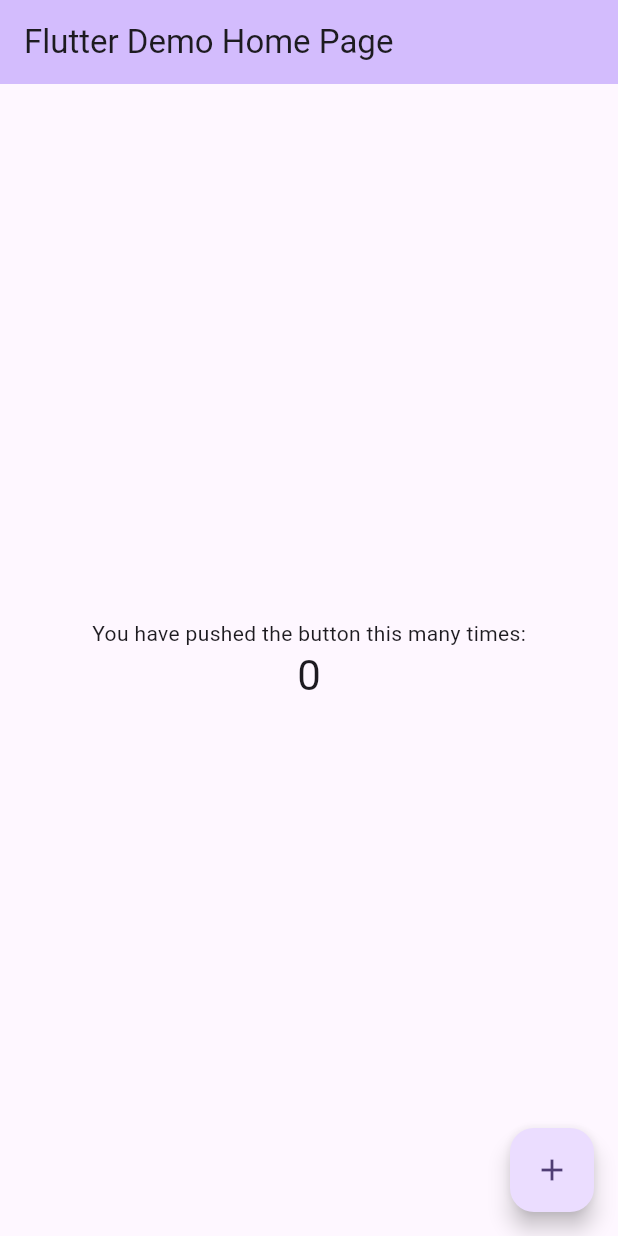
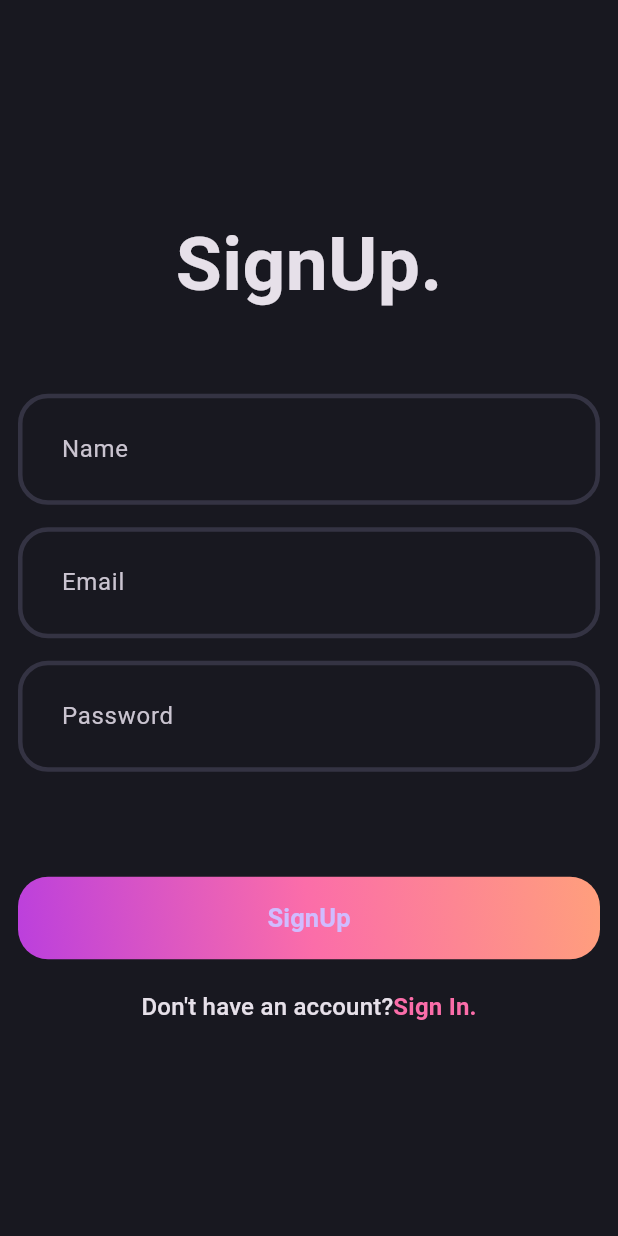
Before and after one commit to TheJiraiyaSama/Flutter-Practice, a Flutter app: the screen it shows after launch, on a phone screen of 412 x 824 dp. Run offline on Flutter 3.47's test engine with Material 3 defaults, Android fonts, the phone set to English and light mode, and no system bars.

Commit message:
Signup Page

```diff
--- /dev/null
+++ b/lib/core/theme/apppallete.dart
@@ -0,0 +1,13 @@
+import 'package:flutter/material.dart';
+
+class AppPallete {
+  static const Color backgroundColor = Color.fromRGBO(24, 24, 32, 1);
+  static const Color gradient1 = Color.fromRGBO(187, 63, 221, 1);
+  static const Color gradient2 = Color.fromRGBO(251, 109, 169, 1);
+  static const Color gradient3 = Color.fromRGBO(255, 159, 124, 1);
+  static const Color borderColor = Color.fromRGBO(52, 51, 67, 1);
+  static const Color whiteColor = Colors.white;
+  static const Color greyColor = Colors.grey;
+  static const Color errorColor = Colors.redAccent;
+  static const Color transparentColor = Colors.transparent;
+}
--- /dev/null
+++ b/lib/core/theme/theme.dart
@@ -0,0 +1,20 @@
+import 'package:flutter/material.dart';
+import 'package:practice/core/theme/apppallete.dart';
+
+class AppTheme {
+  static _border([Color color=AppPallete.borderColor]) => OutlineInputBorder(
+        borderSide: BorderSide(
+          color: color,
+          width: 3,
+        ),
+        borderRadius: BorderRadius.circular(20),
+      );
+  static final darkThemeMode=ThemeData.dark().copyWith(
+    scaffoldBackgroundColor: AppPallete.backgroundColor,
+    inputDecorationTheme: InputDecorationTheme(
+      contentPadding: const EdgeInsets.all(25),
+      enabledBorder: _border(),
+      focusedBorder: _border(AppPallete.gradient2),
+    ),
+  );
+}
--- /dev/null
+++ b/lib/features/auth/presentation/pages/signup_page.dart
@@ -0,0 +1,70 @@
+import 'package:flutter/material.dart';
+import 'package:practice/core/theme/apppallete.dart';
+import 'package:practice/features/auth/presentation/widgets/authfield.dart';
+import 'package:practice/features/auth/presentation/widgets/authgradientbutton.dart';
+
+class SignupPage extends StatefulWidget {
+  const SignupPage({super.key});
+
+  @override
+  State<SignupPage> createState() => _SignupPageState();
+}
+
+class _SignupPageState extends State<SignupPage> {
+  final nameController= TextEditingController();
+  final emailController= TextEditingController();
+  final passwordController= TextEditingController();
+  final formKey=GlobalKey<FormState>();
+
+  @override
+  void dispose(){
+    emailController.dispose();
+    passwordController.dispose();
+    nameController.dispose();
+    super.dispose();
+  }
+
+  @override
+  Widget build(BuildContext context) {
+    return Scaffold(
+      body: Padding(
+        padding: const EdgeInsets.all(12.0),
+        child: Form(
+          key: formKey,
+          child: Column(
+            mainAxisAlignment: MainAxisAlignment.center,
+            children: [
+              const Text("SignUp.", style: TextStyle(
+                fontSize: 50,
+                fontWeight: FontWeight.bold,
+              ),),
+              const SizedBox(height: 50),
+              Authfield(hintText: "Name",controller:  nameController),
+              const SizedBox(height: 15),
+              Authfield(hintText: "Email",controller: emailController,),
+              const SizedBox(height: 15),
+              Authfield(hintText: "Password",controller: passwordController,),
+              const SizedBox(height: 70),
+              const Authgradientbutton(),
+              const SizedBox(height: 20),
+              RichText(
+                text: TextSpan(
+                  text: "Don't have an account?",
+                  style: Theme.of(context).textTheme.titleMedium,
+                  children: [
+                    TextSpan(
+                      text: "Sign In.",
+                      style: Theme.of(context).textTheme.titleMedium?.copyWith(
+                        color: AppPallete.gradient2,
+                        fontWeight: FontWeight.bold
+                      ),
+                    )
+                  ]
+                  )
+                  )
+            ],),
+        ),
+      ),
+    );
+  }
+}
--- /dev/null
+++ b/lib/features/auth/presentation/widgets/authfield.dart
@@ -0,0 +1,28 @@
+import 'package:flutter/material.dart';
+
+class Authfield extends StatelessWidget {
+  final String hintText;
+  final TextEditingController controller;
+  final bool isObscure;
+  const Authfield(
+    {super.key,
+    required this.hintText,
+    required this.controller,
+    this.isObscure=false
+    }
+    );
+  @override
+  Widget build(BuildContext context) {
+    return TextFormField(
+      decoration: InputDecoration(
+        hintText: hintText
+      ),
+      validator: (value){
+        if(value!.isEmpty){
+          return "$hintText is missing!";
+        }
+        return null;
+      },
+    );
+  }
+}
--- /dev/null
+++ b/lib/features/auth/presentation/widgets/authgradientbutton.dart
@@ -0,0 +1,37 @@
+import 'package:flutter/material.dart';
+import 'package:practice/core/theme/apppallete.dart';
+
+class Authgradientbutton extends StatelessWidget {
+  const Authgradientbutton({super.key});
+
+  @override
+  Widget build(BuildContext context) {
+    return Container(
+      decoration: BoxDecoration(
+        gradient: const LinearGradient(
+          colors: [
+           AppPallete.gradient1,
+           AppPallete.gradient2,
+           AppPallete.gradient3],
+           begin: Alignment.bottomLeft,
+           end: Alignment.topRight,
+           ),
+           borderRadius: BorderRadius.circular(20)
+      ),
+      child: ElevatedButton(
+        onPressed: () {} ,
+        style: ElevatedButton.styleFrom(
+          fixedSize: const Size(395,55),
+          backgroundColor: AppPallete.transparentColor,
+          shadowColor: AppPallete.transparentColor
+      ),
+      child: const Text("SignUp",
+      style: TextStyle(
+        fontSize: 17,
+        fontWeight: FontWeight.w600,
+      ),
+      )
+      ),
+    );
+  }
+}
--- a/lib/main.dart
+++ b/lib/main.dart
@@ -1,4 +1,6 @@
 import 'package:flutter/material.dart';
+import 'package:practice/core/theme/theme.dart';
+import 'package:practice/features/auth/presentation/pages/signup_page.dart';
 
 void main() {
   runApp(const MyApp());
@@ -6,120 +8,13 @@ void main() {
 
 class MyApp extends StatelessWidget {
   const MyApp({super.key});
-
-  // This widget is the root of your application.
   @override
   Widget build(BuildContext context) {
     return MaterialApp(
-      title: 'Flutter Demo',
-      theme: ThemeData(
-        // This is the theme of your application.
-        //
-        // TRY THIS: Try running your application with "flutter run". You'll see
-        // the application has a purple toolbar. Then, without quitting the app,
-        // try changing the seedColor in the colorScheme below to Colors.green
-        // and then invoke "hot reload" (save your changes or press the "hot
-        // reload" button in a Flutter-supported IDE, or press "r" if you used
-        // the command line to start the app).
-        //
-        // Notice that the counter didn't reset back to zero; the application
-        // state is not lost during the reload. To reset the state, use hot
-        // restart instead.
-        //
-        // This works for code too, not just values: Most code changes can be
-        // tested with just a hot reload.
-        colorScheme: ColorScheme.fromSeed(seedColor: Colors.deepPurple),
-        useMaterial3: true,
-      ),
-      home: const MyHomePage(title: 'Flutter Demo Home Page'),
+      debugShowCheckedModeBanner: false,
+      title: 'Blog App',
+      theme: AppTheme.darkThemeMode,
+      home: const SignupPage(),
     );
   }
 }
-
-class MyHomePage extends StatefulWidget {
-  const MyHomePage({super.key, required this.title});
-
-  // This widget is the home page of your application. It is stateful, meaning
-  // that it has a State object (defined below) that contains fields that affect
-  // how it looks.
-
-  // This class is the configuration for the state. It holds the values (in this
-  // case the title) provided by the parent (in this case the App widget) and
-  // used by the build method of the State. Fields in a Widget subclass are
-  // always marked "final".
-
-  final String title;
-
-  @override
-  State<MyHomePage> createState() => _MyHomePageState();
-}
-
-class _MyHomePageState extends State<MyHomePage> {
-  int _counter = 0;
-
-  void _incrementCounter() {
-    setState(() {
-      // This call to setState tells the Flutter framework that something has
-      // changed in this State, which causes it to rerun the build method below
-      // so that the display can reflect the updated values. If we changed
-      // _counter without calling setState(), then the build method would not be
-      // called again, and so nothing would appear to happen.
-      _counter++;
-    });
-  }
-
-  @override
-  Widget build(BuildContext context) {
-    // This method is rerun every time setState is called, for instance as done
-    // by the _incrementCounter method above.
-    //
-    // The Flutter framework has been optimized to make rerunning build methods
-    // fast, so that you can just rebuild anything that needs updating rather
-    // than having to individually change instances of widgets.
-    return Scaffold(
-      appBar: AppBar(
-        // TRY THIS: Try changing the color here to a specific color (to
-        // Colors.amber, perhaps?) and trigger a hot reload to see the AppBar
-        // change color while the other colors stay the same.
-        backgroundColor: Theme.of(context).colorScheme.inversePrimary,
-        // Here we take the value from the MyHomePage object that was created by
-        // the App.build method, and use it to set our appbar title.
-        title: Text(widget.title),
-      ),
-      body: Center(
-        // Center is a layout widget. It takes a single child and positions it
-        // in the middle of the parent.
-        child: Column(
-          // Column is also a layout widget. It takes a list of children and
-          // arranges them vertically. By default, it sizes itself to fit its
-          // children horizontally, and tries to be as tall as its parent.
-          //
-          // Column has various properties to control how it sizes itself and
-          // how it positions its children. Here we use mainAxisAlignment to
-          // center the children vertically; the main axis here is the vertical
-          // axis because Columns are vertical (the cross axis would be
-          // horizontal).
-          //
-          // TRY THIS: Invoke "debug painting" (choose the "Toggle Debug Paint"
-          // action in the IDE, or press "p" in the console), to see the
-          // wireframe for each widget.
-          mainAxisAlignment: MainAxisAlignment.center,
-          children: <Widget>[
-            const Text(
-              'You have pushed the button this many times:',
-            ),
-            Text(
-              '$_counter',
-              style: Theme.of(context).textTheme.headlineMedium,
-            ),
-          ],
-        ),
-      ),
-      floatingActionButton: FloatingActionButton(
-        onPressed: _incrementCounter,
-        tooltip: 'Increment',
-        child: const Icon(Icons.add),
-      ), // This trailing comma makes auto-formatting nicer for build methods.
-    );
-  }
-}
```
